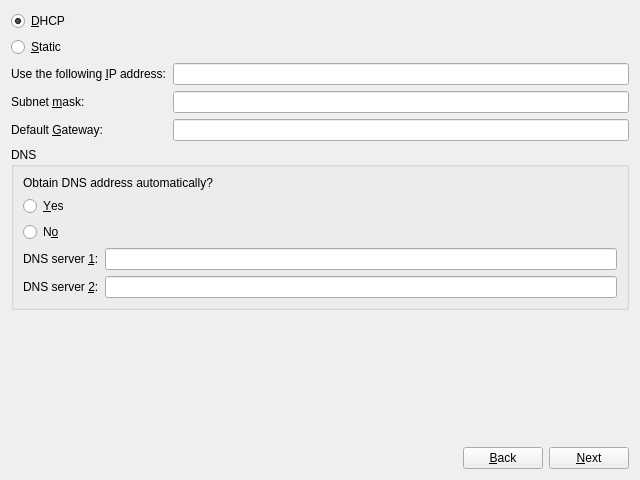
This is oobwizard/ui/networkSettingsStep.ui in bluusystemsinc/bluu as Qt 5 draws it before an edit. The edited form follows.
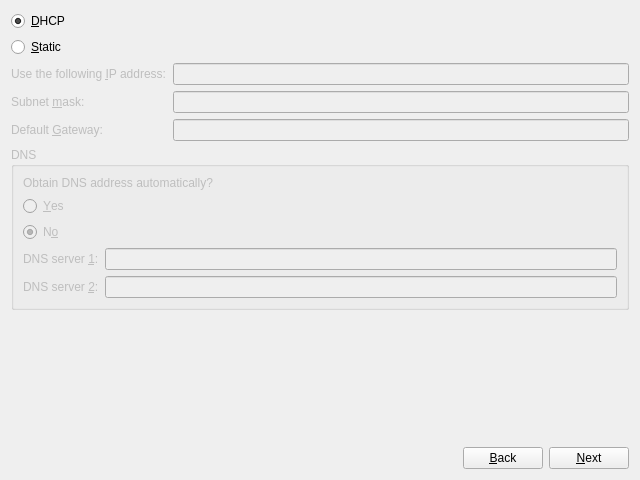
This is the edited form.

Commit message: NetworkSettings interaction done with QtDesigner

What changed in the file:
```diff
--- a/oobwizard/ui/networkSettingsStep.ui
+++ b/oobwizard/ui/networkSettingsStep.ui
@@ -38,6 +38,9 @@
      </item>
      <item row="2" column="0">
       <widget class="QLabel" name="ipAddressLabel">
+       <property name="enabled">
+        <bool>false</bool>
+       </property>
        <property name="text">
         <string>Use the following &amp;IP address:</string>
        </property>
@@ -49,12 +52,15 @@
      <item row="2" column="1">
       <widget class="QLineEdit" name="staticIpAddrlineEdit">
        <property name="enabled">
-        <bool>true</bool>
+        <bool>false</bool>
        </property>
       </widget>
      </item>
      <item row="3" column="0">
       <widget class="QLabel" name="subnetMaskLabel">
+       <property name="enabled">
+        <bool>false</bool>
+       </property>
        <property name="text">
         <string>Subnet &amp;mask:</string>
        </property>
@@ -64,10 +70,17 @@
       </widget>
      </item>
      <item row="3" column="1">
-      <widget class="QLineEdit" name="subnetMaskLineEdit"/>
+      <widget class="QLineEdit" name="subnetMaskLineEdit">
+       <property name="enabled">
+        <bool>false</bool>
+       </property>
+      </widget>
      </item>
      <item row="4" column="0">
       <widget class="QLabel" name="defGatewayLabel">
+       <property name="enabled">
+        <bool>false</bool>
+       </property>
        <property name="text">
         <string>Default &amp;Gateway:</string>
        </property>
@@ -77,10 +90,17 @@
       </widget>
      </item>
      <item row="4" column="1">
-      <widget class="QLineEdit" name="defaultGatewayLineEdit"/>
+      <widget class="QLineEdit" name="defaultGatewayLineEdit">
+       <property name="enabled">
+        <bool>false</bool>
+       </property>
+      </widget>
      </item>
      <item row="5" column="0" colspan="2">
       <widget class="QGroupBox" name="DNSgroupBox">
+       <property name="enabled">
+        <bool>false</bool>
+       </property>
        <property name="title">
         <string>DNS</string>
        </property>
@@ -97,6 +117,9 @@
           <property name="text">
            <string>N&amp;o</string>
           </property>
+          <property name="checked">
+           <bool>true</bool>
+          </property>
          </widget>
         </item>
         <item row="3" column="0">
```
Left out of the diff: 147 changed lines with no effect on the pictures. The commit also changes 2 other files.
